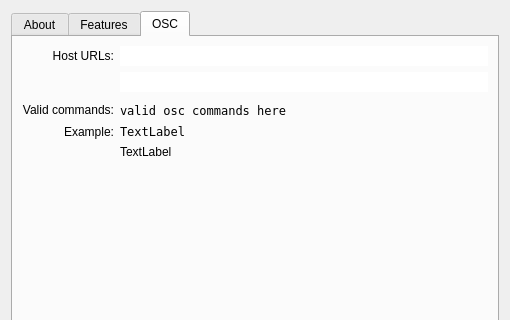
The window that resources/ui/carla_about.ui (falkTX/Carla) describes before a commit, drawn with Qt 5; both pictures show x 0 to 510 and y 0 to 320 of the 510 by 576 pixel window.
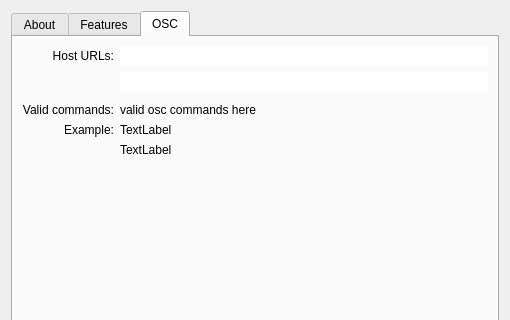
The same window after the commit. The open tabs and pages were chosen to show the change. Icons and pictures are not drawn.

Commit message: Use a html table to display valid osc commands in the about dialog

```diff
--- a/resources/ui/carla_about.ui
+++ b/resources/ui/carla_about.ui
@@ -284,11 +284,6 @@
        </item>
        <item row="3" column="1">
         <widget class="QLabel" name="l_osc_cmds">
-         <property name="font">
-          <font>
-           <family>DejaVu Sans Mono</family>
-          </font>
-         </property>
          <property name="text">
           <string>valid osc commands here</string>
          </property>
@@ -309,11 +304,6 @@
        </item>
        <item row="4" column="1">
         <widget class="QLabel" name="l_example">
-         <property name="font">
-          <font>
-           <family>DejaVu Sans Mono</family>
-          </font>
-         </property>
          <property name="text">
           <string>TextLabel</string>
          </property>
```
Left out of the diff: 3 changed lines with no effect on the pictures. The commit also changes 1 other file.
